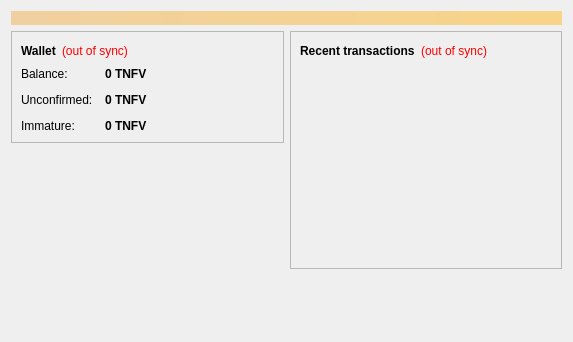
djtms/tenfivecoin, file src/qt/forms/overviewpage.ui: the form before one commit.
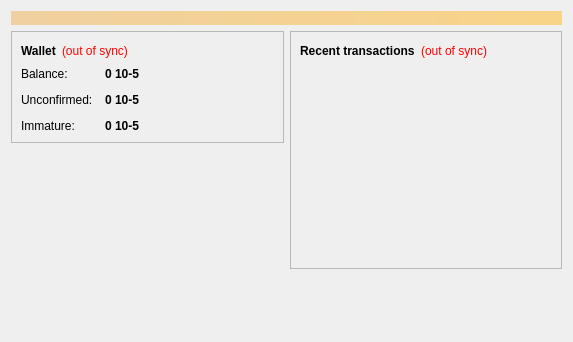
The form after the commit. Icons and pictures are not drawn.

```diff
--- a/src/qt/forms/overviewpage.ui
+++ b/src/qt/forms/overviewpage.ui
@@ -122,7 +122,7 @@
                <string>Your current balance</string>
               </property>
               <property name="text">
-               <string notr="true">0 TNFV</string>
+               <string notr="true">0 10-5</string>
               </property>
               <property name="textInteractionFlags">
                <set>Qt::LinksAccessibleByMouse|Qt::TextSelectableByKeyboard|Qt::TextSelectableByMouse</set>
@@ -151,7 +151,7 @@
                <string>Total of transactions that have yet to be confirmed, and do not yet count toward the current balance</string>
               </property>
               <property name="text">
-               <string notr="true">0 TNFV</string>
+               <string notr="true">0 10-5</string>
               </property>
               <property name="textInteractionFlags">
                <set>Qt::LinksAccessibleByMouse|Qt::TextSelectableByKeyboard|Qt::TextSelectableByMouse</set>
@@ -177,7 +177,7 @@
                <string>Mined balance that has not yet matured</string>
               </property>
               <property name="text">
-               <string notr="true">0 TNFV</string>
+               <string notr="true">0 10-5</string>
               </property>
               <property name="textInteractionFlags">
                <set>Qt::LinksAccessibleByMouse|Qt::TextSelectableByKeyboard|Qt::TextSelectableByMouse</set>
```
